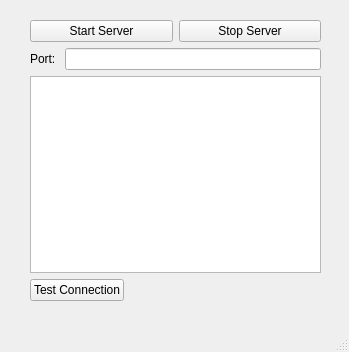
This is MATFWars/server/mainwindow.ui in Divljo31/MATFWars as Qt 5 draws it before an edit. The edited form follows.
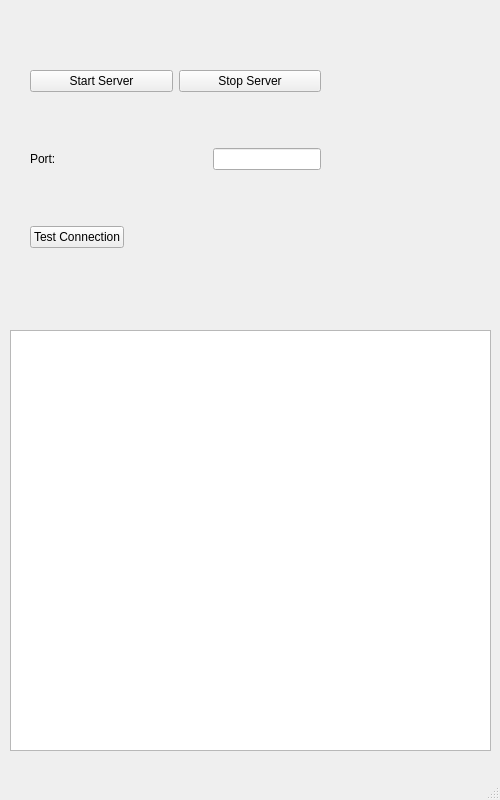
This is the edited form.

The edit to the form file:
```diff
--- a/MATFWars/server/mainwindow.ui
+++ b/MATFWars/server/mainwindow.ui
@@ -6,8 +6,8 @@
    <rect>
     <x>0</x>
     <y>0</y>
-    <width>349</width>
-    <height>352</height>
+    <width>500</width>
+    <height>800</height>
    </rect>
   </property>
   <property name="sizePolicy">
@@ -26,6 +26,12 @@
    <string>Server</string>
   </property>
   <widget class="QWidget" name="centralwidget">
+   <property name="sizePolicy">
+    <sizepolicy hsizetype="Expanding" vsizetype="Expanding">
+     <horstretch>0</horstretch>
+     <verstretch>0</verstretch>
+    </sizepolicy>
+   </property>
    <widget class="QWidget" name="verticalLayoutWidget">
     <property name="geometry">
      <rect>
@@ -58,6 +64,12 @@
       <layout class="QHBoxLayout" name="horizontalLayout_3">
        <item>
         <widget class="QLabel" name="label_port">
+         <property name="sizePolicy">
+          <sizepolicy hsizetype="Preferred" vsizetype="Preferred">
+           <horstretch>120</horstretch>
+           <verstretch>0</verstretch>
+          </sizepolicy>
+         </property>
          <property name="text">
           <string>Port: </string>
          </property>
@@ -72,9 +84,6 @@
        </item>
       </layout>
      </item>
-     <item>
-      <widget class="QTextEdit" name="textEdit_log"/>
-     </item>
      <item>
       <layout class="QHBoxLayout" name="horizontalLayout_2">
        <item>
@@ -101,6 +110,22 @@
      </item>
     </layout>
    </widget>
+   <widget class="QTextEdit" name="textEdit_log">
+    <property name="geometry">
+     <rect>
+      <x>10</x>
+      <y>330</y>
+      <width>481</width>
+      <height>421</height>
+     </rect>
+    </property>
+    <property name="sizePolicy">
+     <sizepolicy hsizetype="Expanding" vsizetype="Expanding">
+      <horstretch>120</horstretch>
+      <verstretch>120</verstretch>
+     </sizepolicy>
+    </property>
+   </widget>
   </widget>
   <widget class="QMenuBar" name="menubar">
    <property name="geometry">
```
Left out of the diff: 2 changed lines with no effect on the pictures.
